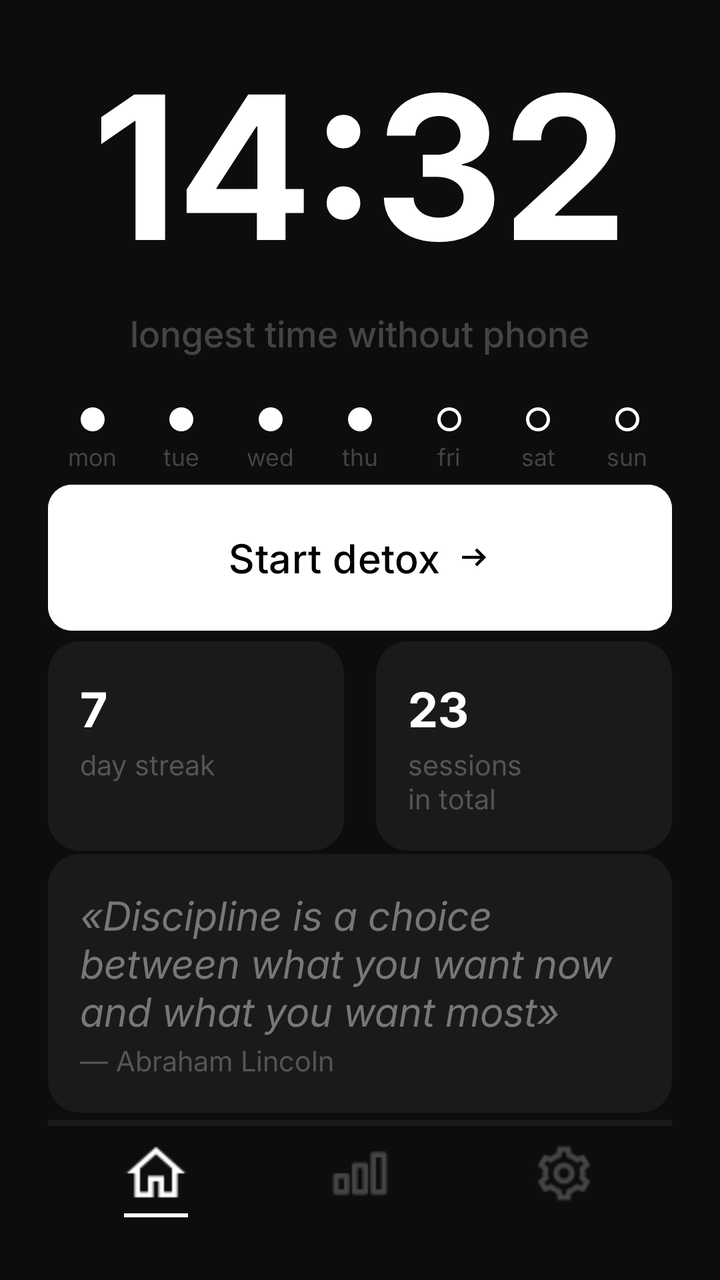
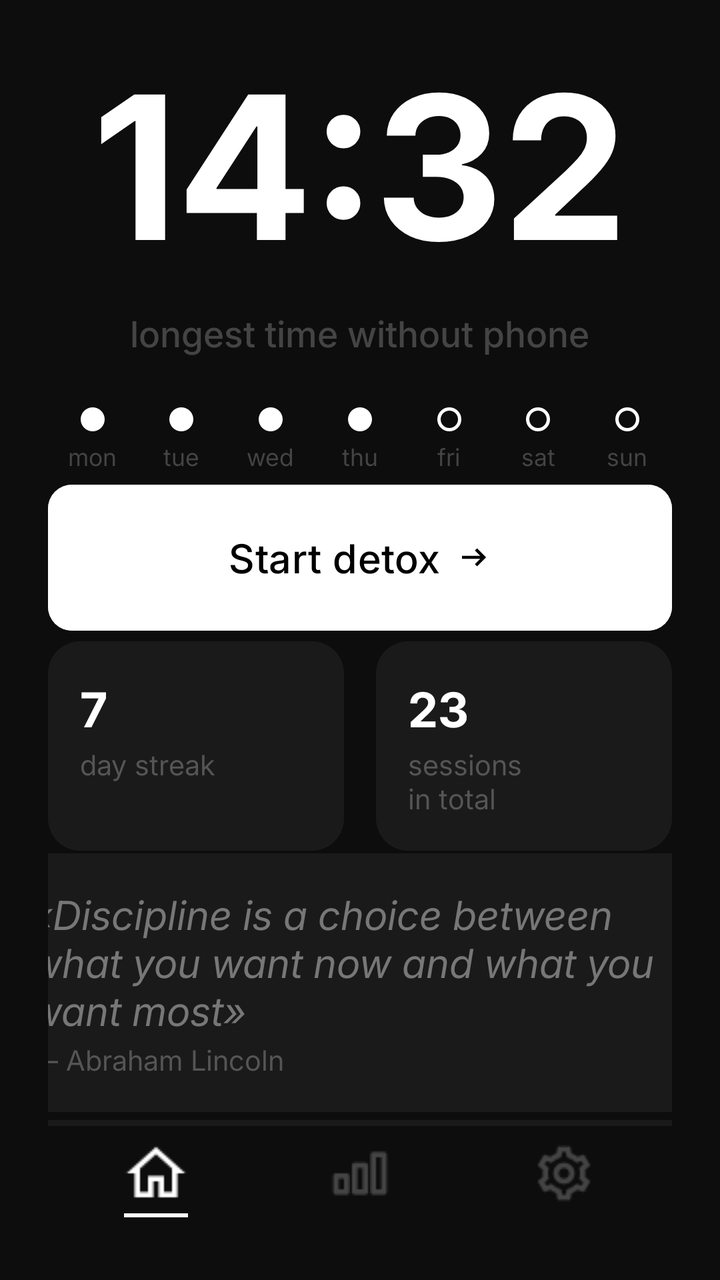

Screens rendered from an Android XML layout before and after an edit, with the pre-edit source and the edit as a unified diff.
<!-- AndroidManifest.xml: application theme Theme.BoredomFocus -->
<!-- res/layout/activity_main.xml -->
<?xml version="1.0" encoding="utf-8"?>
<androidx.constraintlayout.widget.ConstraintLayout xmlns:android="http://schemas.android.com/apk/res/android"
    xmlns:app="http://schemas.android.com/apk/res-auto"
    xmlns:tools="http://schemas.android.com/tools"
    android:id="@+id/main"
    android:layout_width="match_parent"
    android:layout_height="match_parent"
    android:background="#0D0D0D"
    android:padding="24dp"
    tools:context=".ui.MainActivity">


    <TextView
        android:id="@+id/tvStreak1"
        android:layout_width="wrap_content"
        android:layout_height="wrap_content"
        android:fontFamily="@font/inter_medium"
        android:text="focus record"
        android:textAllCaps="true"
        android:textColor="#444444"
        android:textSize="14sp"
        app:layout_constraintBottom_toTopOf="@+id/tvStreak2"
        app:layout_constraintEnd_toEndOf="parent"
        app:layout_constraintHorizontal_bias="0.5"
        app:layout_constraintStart_toStartOf="parent"
        app:layout_constraintTop_toTopOf="parent" />

    <TextView
        android:id="@+id/tvStreak2"
        android:layout_width="wrap_content"
        android:layout_height="wrap_content"
        android:fontFamily="@font/inter_bold"
        android:text="14:32"
        android:textColor="@color/white"
        android:textSize="100sp"
        app:layout_constraintBottom_toTopOf="@+id/tvStreak3"
        app:layout_constraintEnd_toEndOf="parent"
        app:layout_constraintHorizontal_bias="0.5"
        app:layout_constraintStart_toStartOf="parent"
        app:layout_constraintTop_toBottomOf="@+id/tvStreak1" />

    <TextView
        android:id="@+id/tvStreak3"
        android:layout_width="wrap_content"
        android:layout_height="wrap_content"
        android:fontFamily="@font/inter_medium"
        android:paddingBottom="24dp"
        android:text="longest time without phone"
        android:textColor="#444444"
        android:textSize="18sp"
        app:layout_constraintBottom_toTopOf="@+id/llWednesday"
        app:layout_constraintEnd_toEndOf="parent"
        app:layout_constraintHorizontal_bias="0.5"
        app:layout_constraintStart_toStartOf="parent"
        app:layout_constraintTop_toBottomOf="@+id/tvStreak2" />


    <LinearLayout
        android:id="@+id/llMonday"
        android:layout_width="0dp"
        android:layout_height="wrap_content"
        android:gravity="center"
        android:orientation="vertical"
        app:layout_constraintBottom_toTopOf="@+id/line1"
        app:layout_constraintEnd_toStartOf="@+id/llTuesday"
        app:layout_constraintHorizontal_bias="0.5"
        app:layout_constraintHorizontal_weight="1"
        app:layout_constraintStart_toStartOf="parent"
        app:layout_constraintTop_toBottomOf="@+id/tvStreak3">

        <View
            android:layout_width="12dp"
            android:layout_height="12dp"
            android:layout_marginBottom="4dp"
            android:background="@drawable/circle_filled" />

        <TextView
            android:layout_width="wrap_content"
            android:layout_height="wrap_content"
            android:fontFamily="@font/inter_regular"
            android:text="mon"
            android:textColor="#444444"
            android:textSize="12sp" />
    </LinearLayout>

    <LinearLayout
        android:id="@+id/llTuesday"
        android:layout_width="0dp"
        android:layout_height="wrap_content"
        android:gravity="center"
        android:orientation="vertical"
        app:layout_constraintBottom_toTopOf="@+id/line1"
        app:layout_constraintEnd_toStartOf="@+id/llWednesday"
        app:layout_constraintHorizontal_bias="0.5"
        app:layout_constraintHorizontal_weight="1"
        app:layout_constraintStart_toEndOf="@+id/llMonday"
        app:layout_constraintTop_toBottomOf="@+id/tvStreak3">

        <View
            android:layout_width="12dp"
            android:layout_height="12dp"
            android:layout_marginBottom="4dp"
            android:background="@drawable/circle_filled" />

        <TextView
            android:layout_width="wrap_content"
            android:layout_height="wrap_content"
            android:fontFamily="@font/inter_regular"
            android:text="tue"
            android:textColor="#444444"
            android:textSize="12sp" />
    </LinearLayout>

    <LinearLayout
        android:id="@+id/llWednesday"
        android:layout_width="0dp"
        android:layout_height="wrap_content"
        android:gravity="center"
        android:orientation="vertical"
        app:layout_constraintBottom_toTopOf="@+id/line1"
        app:layout_constraintEnd_toStartOf="@+id/llThursday"
        app:layout_constraintHorizontal_bias="0.5"
        app:layout_constraintHorizontal_weight="1"
        app:layout_constraintStart_toEndOf="@+id/llTuesday"
        app:layout_constraintTop_toBottomOf="@+id/tvStreak3">

        <View
            android:layout_width="12dp"
            android:layout_height="12dp"
            android:layout_marginBottom="4dp"
            android:background="@drawable/circle_filled" />

        <TextView
            android:layout_width="wrap_content"
            android:layout_height="wrap_content"
            android:fontFamily="@font/inter_regular"
            android:text="wed"
            android:textColor="#444444"
            android:textSize="12sp" />
    </LinearLayout>

    <LinearLayout
        android:id="@+id/llThursday"
        android:layout_width="0dp"
        android:layout_height="wrap_content"
        android:gravity="center"
        android:orientation="vertical"
        app:layout_constraintBottom_toTopOf="@+id/line1"
        app:layout_constraintEnd_toStartOf="@+id/llFriday"
        app:layout_constraintHorizontal_bias="0.5"
        app:layout_constraintHorizontal_weight="1"
        app:layout_constraintStart_toEndOf="@+id/llWednesday"
        app:layout_constraintTop_toBottomOf="@+id/tvStreak3">

        <View
            android:layout_width="12dp"
            android:layout_height="12dp"
            android:layout_marginBottom="4dp"
            android:background="@drawable/circle_filled" />

        <TextView
            android:layout_width="wrap_content"
            android:layout_height="wrap_content"
            android:fontFamily="@font/inter_regular"
            android:text="thu"
            android:textColor="#444444"
            android:textSize="12sp" />
    </LinearLayout>

    <LinearLayout
        android:id="@+id/llFriday"
        android:layout_width="0dp"
        android:layout_height="wrap_content"
        android:gravity="center"
        android:orientation="vertical"
        app:layout_constraintBottom_toTopOf="@+id/line1"
        app:layout_constraintEnd_toStartOf="@+id/llSaturday"
        app:layout_constraintHorizontal_bias="0.5"
        app:layout_constraintHorizontal_weight="1"
        app:layout_constraintStart_toEndOf="@+id/llThursday"
        app:layout_constraintTop_toBottomOf="@+id/tvStreak3">

        <View
            android:layout_width="12dp"
            android:layout_height="12dp"
            android:layout_marginBottom="4dp"
            android:background="@drawable/circle_empty" />

        <TextView
            android:layout_width="wrap_content"
            android:layout_height="wrap_content"
            android:fontFamily="@font/inter_regular"
            android:text="fri"
            android:textColor="#444444"
            android:textSize="12sp" />
    </LinearLayout>

    <LinearLayout
        android:id="@+id/llSaturday"
        android:layout_width="0dp"
        android:layout_height="wrap_content"
        android:gravity="center"
        android:orientation="vertical"
        app:layout_constraintBottom_toTopOf="@+id/line1"
        app:layout_constraintEnd_toStartOf="@+id/llSunday"
        app:layout_constraintHorizontal_bias="0.5"
        app:layout_constraintHorizontal_weight="1"
        app:layout_constraintStart_toEndOf="@+id/llFriday"
        app:layout_constraintTop_toBottomOf="@+id/tvStreak3">

        <View
            android:layout_width="12dp"
            android:layout_height="12dp"
            android:layout_marginBottom="4dp"
            android:background="@drawable/circle_empty" />

        <TextView
            android:layout_width="wrap_content"
            android:layout_height="wrap_content"
            android:fontFamily="@font/inter_regular"
            android:text="sat"
            android:textColor="#444444"
            android:textSize="12sp" />
    </LinearLayout>

    <LinearLayout
        android:id="@+id/llSunday"
        android:layout_width="0dp"
        android:layout_height="wrap_content"
        android:gravity="center"
        android:orientation="vertical"
        app:layout_constraintBottom_toTopOf="@+id/llThursday"
        app:layout_constraintEnd_toEndOf="parent"
        app:layout_constraintHorizontal_bias="0.5"
        app:layout_constraintHorizontal_weight="1"
        app:layout_constraintStart_toEndOf="@+id/llSaturday"
        app:layout_constraintTop_toBottomOf="@+id/llSaturday">

        <View
            android:layout_width="12dp"
            android:layout_height="12dp"
            android:layout_marginBottom="4dp"
            android:background="@drawable/circle_empty" />

        <TextView
            android:layout_width="wrap_content"
            android:layout_height="wrap_content"
            android:fontFamily="@font/inter_regular"
            android:text="sun"
            android:textColor="#444444"
            android:textSize="12sp" />
    </LinearLayout>


    <androidx.constraintlayout.widget.Guideline
        android:id="@+id/line1"
        android:layout_width="match_parent"
        android:layout_height="match_parent"
        android:orientation="horizontal"
        app:layout_constraintGuide_percent="0.36" />

    <com.google.android.material.button.MaterialButton
        android:id="@+id/btnStartDetox"
        android:layout_width="match_parent"
        android:layout_height="wrap_content"
        android:backgroundTint="@color/white"
        android:fontFamily="@font/inter_medium"
        android:padding="22dp"
        android:text="Start detox"
        android:textColor="@color/black"
        android:textSize="20sp"
        app:cornerRadius="12dp"
        app:icon="@drawable/ic_arrow_right"
        app:iconGravity="textEnd"
        app:iconTint="@color/black"
        app:layout_constraintBottom_toTopOf="@+id/cardRecord"
        app:layout_constraintEnd_toEndOf="parent"
        app:layout_constraintHorizontal_bias="0.5"
        app:layout_constraintStart_toStartOf="parent"
        app:layout_constraintTop_toTopOf="@+id/line1" />

    <com.google.android.material.card.MaterialCardView
        android:id="@+id/cardRecord"
        android:layout_width="0dp"
        android:layout_height="wrap_content"
        android:layout_marginRight="8dp"
        app:cardBackgroundColor="#1A1A1A"
        app:strokeColor="#1A1A1A"
        app:cardCornerRadius="16dp"

        app:layout_constraintBottom_toTopOf="@+id/line2"
        app:layout_constraintEnd_toStartOf="@+id/cardSession"
        app:layout_constraintHorizontal_bias="0.5"
        app:layout_constraintHorizontal_weight="1"
        app:layout_constraintStart_toStartOf="parent"
        app:layout_constraintTop_toBottomOf="@+id/btnStartDetox">

        <LinearLayout
            android:id="@+id/llRecord"
            android:layout_width="match_parent"
            android:layout_height="match_parent"
            android:orientation="vertical"
            android:padding="16dp">
            <TextView
                android:layout_width="wrap_content"
                android:layout_height="wrap_content"
                android:fontFamily="@font/inter_bold"
                android:text="7"
                android:textColor="@color/white"
                android:textSize="24sp"
                />
            <TextView
                android:layout_width="wrap_content"
                android:layout_height="wrap_content"
                android:fontFamily="@font/inter_regular"
                android:text="day streak\n"
                android:textSize="14sp"
                android:textColor="#555555"/>
        </LinearLayout>

    </com.google.android.material.card.MaterialCardView>

    <com.google.android.material.card.MaterialCardView
        android:id="@+id/cardSession"
        android:layout_width="0dp"
        android:layout_height="wrap_content"
        android:layout_marginLeft="8dp"
        app:cardBackgroundColor="#1A1A1A"
        app:strokeColor="#1A1A1A"
        app:cardCornerRadius="16dp"

        app:layout_constraintBottom_toTopOf="@+id/line2"
        app:layout_constraintEnd_toEndOf="parent"
        app:layout_constraintHorizontal_bias="0.5"
        app:layout_constraintHorizontal_weight="1"
        app:layout_constraintStart_toEndOf="@+id/cardRecord"
        app:layout_constraintTop_toBottomOf="@+id/btnStartDetox">

        <LinearLayout
            android:id="@+id/llSession"
            android:layout_width="match_parent"
            android:layout_height="match_parent"
            android:orientation="vertical"
            android:padding="16dp">
            <TextView
                android:layout_width="wrap_content"
                android:layout_height="wrap_content"
                android:fontFamily="@font/inter_bold"
                android:text="23"
                android:textColor="@color/white"
                android:textSize="24sp"
                />
            <TextView
                android:layout_width="wrap_content"
                android:layout_height="wrap_content"
                android:fontFamily="@font/inter_regular"
                android:text="sessions\nin total"
                android:textSize="14sp"
                android:textColor="#555555"/>
        </LinearLayout>

    </com.google.android.material.card.MaterialCardView>

    <androidx.constraintlayout.widget.Guideline
        android:id="@+id/line2"
        android:layout_width="match_parent"
        android:layout_height="match_parent"
        android:orientation="horizontal"
        app:layout_constraintGuide_percent="0.68" />

    <com.google.android.material.card.MaterialCardView
        android:id="@+id/cardQuote"
        android:layout_width="0dp"
        android:layout_height="wrap_content"
        app:cardBackgroundColor="#1A1A1A"
        app:cardCornerRadius="16dp"

        app:layout_constraintBottom_toTopOf="@+id/line3"
        app:layout_constraintEnd_toEndOf="parent"
        app:layout_constraintHorizontal_bias="0.5"
        app:layout_constraintHorizontal_weight="1"
        app:layout_constraintStart_toStartOf="parent"
        app:layout_constraintTop_toTopOf="@+id/line2"
        app:strokeColor="#1A1A1A">

        <LinearLayout
            android:id="@+id/llQuote"
            android:layout_width="match_parent"
            android:layout_height="match_parent"
            android:orientation="vertical"
            android:padding="16dp">

            <TextView
                android:layout_width="wrap_content"
                android:layout_height="wrap_content"
                android:fontFamily="@font/inter_italic"
                android:text="\«Discipline is a choice between what you want now and what you want most\»"
                android:textColor="#777777"
                android:textSize="20sp" />

            <TextView
                android:layout_width="wrap_content"
                android:layout_height="wrap_content"
                android:fontFamily="@font/inter_regular"
                android:text="— Abraham Lincoln"
                android:textColor="#555555"
                android:textSize="14sp" />
        </LinearLayout>

    </com.google.android.material.card.MaterialCardView>

    <androidx.constraintlayout.widget.Guideline
        android:id="@+id/line3"
        android:layout_width="match_parent"
        android:layout_height="match_parent"
        android:orientation="horizontal"
        app:layout_constraintGuide_percent="0.90" />

    <View
        android:id="@+id/viewNavDivider"
        android:layout_width="match_parent"
        android:layout_height="3dp"
        android:background="#1A1A1A"
        app:layout_constraintBottom_toTopOf="@+id/llNavSettings"
        app:layout_constraintEnd_toEndOf="parent"
        app:layout_constraintHorizontal_bias="0.5"
        app:layout_constraintStart_toStartOf="parent"
        app:layout_constraintTop_toTopOf="@+id/line3" />

    <LinearLayout
        android:id="@+id/llNavHome"
        android:layout_width="wrap_content"
        android:layout_height="wrap_content"
        android:layout_marginEnd="20dp"
        android:orientation="vertical"
        android:paddingHorizontal="12dp"
        android:paddingVertical="4dp"
        app:layout_constraintBottom_toBottomOf="parent"
        app:layout_constraintEnd_toStartOf="@+id/llNavStatistics"
        app:layout_constraintHorizontal_bias="0.5"
        app:layout_constraintStart_toStartOf="parent"
        app:layout_constraintTop_toBottomOf="@+id/viewNavDivider">

        <ImageView
            android:id="@+id/ivHomeIcon"
            android:layout_width="wrap_content"
            android:layout_height="wrap_content"
            android:src="@drawable/home_selected" />

        <View
            android:id="@+id/viewHomeDivider"
            android:layout_width="32dp"
            android:layout_height="2dp"
            android:layout_marginTop="4dp"
            android:background="@color/white" />
    </LinearLayout>

    <LinearLayout
        android:id="@+id/llNavStatistics"
        android:layout_width="wrap_content"
        android:layout_height="wrap_content"
        android:orientation="vertical"
        android:paddingHorizontal="12dp"
        android:paddingVertical="4dp"
        app:layout_constraintBottom_toBottomOf="parent"
        app:layout_constraintEnd_toStartOf="@+id/llNavSettings"
        app:layout_constraintHorizontal_bias="0.5"
        app:layout_constraintStart_toEndOf="@+id/llNavHome"
        app:layout_constraintTop_toBottomOf="@+id/viewNavDivider">

        <ImageView
            android:id="@+id/ivStatisticsIcon"
            android:layout_width="wrap_content"
            android:layout_height="wrap_content"
            android:src="@drawable/statistics_unselected" />

        <View
            android:id="@+id/viewStatisticsDivider"
            android:layout_width="32dp"
            android:layout_height="2dp"
            android:layout_marginTop="4dp"
            android:background="#0D0D0D" />
    </LinearLayout>

    <LinearLayout
        android:id="@+id/llNavSettings"
        android:layout_width="wrap_content"
        android:layout_height="wrap_content"
        android:layout_marginStart="20dp"
        android:orientation="vertical"
        android:paddingHorizontal="12dp"
        android:paddingVertical="4dp"
        app:layout_constraintBottom_toBottomOf="parent"
        app:layout_constraintEnd_toEndOf="parent"
        app:layout_constraintHorizontal_bias="0.5"
        app:layout_constraintStart_toEndOf="@+id/llNavStatistics"
        app:layout_constraintTop_toBottomOf="@+id/viewNavDivider">

        <ImageView
            android:id="@+id/ivSettingsIcon"
            android:layout_width="wrap_content"
            android:layout_height="wrap_content"
            android:src="@drawable/settings_unselected" />

        <View
            android:id="@+id/viewSettingsDivider"
            android:layout_width="32dp"
            android:layout_height="2dp"
            android:layout_marginTop="4dp"
            android:background="#0D0D0D" />
    </LinearLayout>


</androidx.constraintlayout.widget.ConstraintLayout>
<!-- resources referenced by this layout -->
<resources>
  <color name="black">#FF000000</color>
  <color name="white">#FFFFFFFF</color>
  <!-- drawable circle_empty (drawable) -->
  <?xml version="1.0" encoding="utf-8"?>
  <shape xmlns:android="http://schemas.android.com/apk/res/android" android:shape="oval">
      <stroke android:width="1.5dp" android:color="#FFFFFF"/>
      <size android:height="16dp" android:width="16dp"/>
  </shape>
  <!-- drawable circle_filled (drawable) -->
  <?xml version="1.0" encoding="utf-8"?>
  <shape xmlns:android="http://schemas.android.com/apk/res/android"
      android:shape="oval">
      <solid android:color="#FFFFFF"/>
      <size android:height="12dp" android:width="12dp"/>
  </shape>
  <!-- drawable home_selected: png bitmap (drawable, 386 bytes) -->
  <!-- drawable ic_arrow_right (drawable) -->
  <vector xmlns:android="http://schemas.android.com/apk/res/android" android:autoMirrored="true" android:height="24dp" android:tint="#000000" android:viewportHeight="960" android:viewportWidth="960" android:width="24dp">
        
      <path android:fillColor="@android:color/white" android:pathData="M560,720L504,662L646,520L160,520L160,440L646,440L504,298L560,240L800,480L560,720Z"/>
      
  </vector>
  <!-- drawable settings_unselected: png bitmap (drawable, 739 bytes) -->
  <!-- drawable statistics_unselected: png bitmap (drawable, 318 bytes) -->
  <style name="Theme.BoredomFocus" parent="Base.Theme.BoredomFocus" />
  <style name="Base.Theme.BoredomFocus" parent="Theme.Material3.DayNight.NoActionBar">
          
          
      </style>
</resources>

<!-- the commit's change to res/layout/activity_main.xml (unified diff, before → after) -->
@@ -285,15 +285,15 @@
         android:layout_height="wrap_content"
         android:layout_marginRight="8dp"
         app:cardBackgroundColor="#1A1A1A"
-        app:strokeColor="#1A1A1A"
         app:cardCornerRadius="16dp"
-
         app:layout_constraintBottom_toTopOf="@+id/line2"
+
         app:layout_constraintEnd_toStartOf="@+id/cardSession"
         app:layout_constraintHorizontal_bias="0.5"
         app:layout_constraintHorizontal_weight="1"
         app:layout_constraintStart_toStartOf="parent"
-        app:layout_constraintTop_toBottomOf="@+id/btnStartDetox">
+        app:layout_constraintTop_toBottomOf="@+id/btnStartDetox"
+        app:strokeColor="#1A1A1A">
 
         <LinearLayout
             android:id="@+id/llRecord"
@@ -301,21 +301,22 @@
             android:layout_height="match_parent"
             android:orientation="vertical"
             android:padding="16dp">
+
             <TextView
                 android:layout_width="wrap_content"
                 android:layout_height="wrap_content"
                 android:fontFamily="@font/inter_bold"
                 android:text="7"
                 android:textColor="@color/white"
-                android:textSize="24sp"
-                />
+                android:textSize="24sp" />
+
             <TextView
                 android:layout_width="wrap_content"
                 android:layout_height="wrap_content"
                 android:fontFamily="@font/inter_regular"
                 android:text="day streak\n"
-                android:textSize="14sp"
-                android:textColor="#555555"/>
+                android:textColor="#555555"
+                android:textSize="14sp" />
         </LinearLayout>
 
     </com.google.android.material.card.MaterialCardView>
@@ -326,15 +327,15 @@
         android:layout_height="wrap_content"
         android:layout_marginLeft="8dp"
         app:cardBackgroundColor="#1A1A1A"
-        app:strokeColor="#1A1A1A"
         app:cardCornerRadius="16dp"
-
         app:layout_constraintBottom_toTopOf="@+id/line2"
+
         app:layout_constraintEnd_toEndOf="parent"
         app:layout_constraintHorizontal_bias="0.5"
         app:layout_constraintHorizontal_weight="1"
         app:layout_constraintStart_toEndOf="@+id/cardRecord"
-        app:layout_constraintTop_toBottomOf="@+id/btnStartDetox">
+        app:layout_constraintTop_toBottomOf="@+id/btnStartDetox"
+        app:strokeColor="#1A1A1A">
 
         <LinearLayout
             android:id="@+id/llSession"
@@ -342,21 +343,22 @@
             android:layout_height="match_parent"
             android:orientation="vertical"
             android:padding="16dp">
+
             <TextView
                 android:layout_width="wrap_content"
                 android:layout_height="wrap_content"
                 android:fontFamily="@font/inter_bold"
                 android:text="23"
                 android:textColor="@color/white"
-                android:textSize="24sp"
-                />
+                android:textSize="24sp" />
+
             <TextView
                 android:layout_width="wrap_content"
                 android:layout_height="wrap_content"
                 android:fontFamily="@font/inter_regular"
                 android:text="sessions\nin total"
-                android:textSize="14sp"
-                android:textColor="#555555"/>
+                android:textColor="#555555"
+                android:textSize="14sp" />
         </LinearLayout>
 
     </com.google.android.material.card.MaterialCardView>
@@ -370,15 +372,13 @@
 
     <com.google.android.material.card.MaterialCardView
         android:id="@+id/cardQuote"
-        android:layout_width="0dp"
+        android:layout_width="363dp"
         android:layout_height="wrap_content"
         app:cardBackgroundColor="#1A1A1A"
         app:cardCornerRadius="16dp"
 
-        app:layout_constraintBottom_toTopOf="@+id/line3"
-        app:layout_constraintEnd_toEndOf="parent"
-        app:layout_constraintHorizontal_bias="0.5"
-        app:layout_constraintHorizontal_weight="1"
+        app:layout_constraintEnd_toEndOf="parent"
+        app:layout_constraintHorizontal_bias="0.5"
         app:layout_constraintStart_toStartOf="parent"
         app:layout_constraintTop_toTopOf="@+id/line2"
         app:strokeColor="#1A1A1A">
